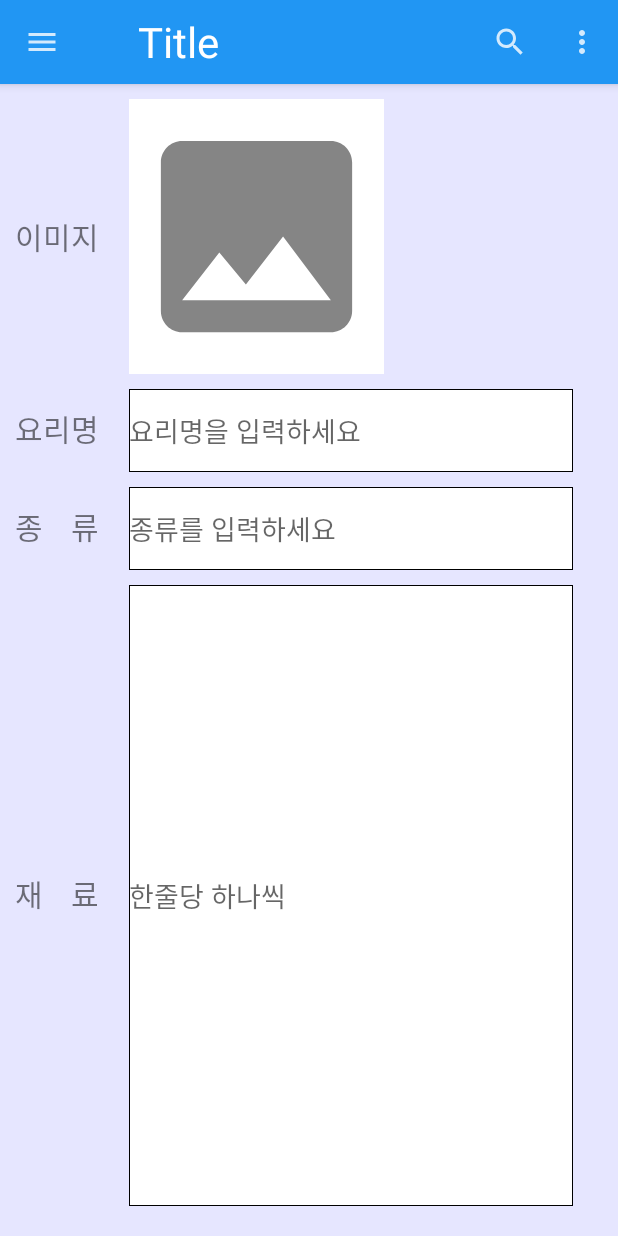
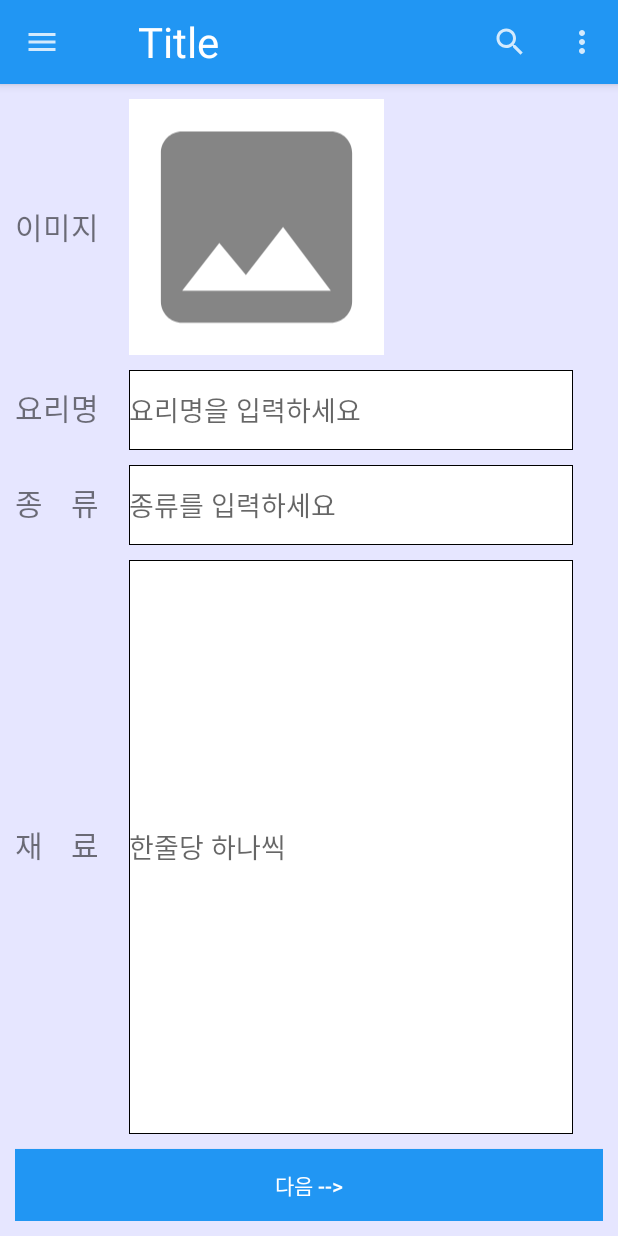
Before and after one commit to HKE528/recipeManager_android, an Android app: the screen it shows after launch (MainActivity), after a tap on an icon or button, on a phone screen of 412 x 824 dp. Run offline under Robolectric (Android 15) with nearby library versions, the phone set to English and light mode, and no system bars.

Commit message:
프래그먼트 데이터 전달 모델뷰 테스트

```diff
--- a/recipeManager/app/build.gradle
+++ b/recipeManager/app/build.gradle
@@ -37,9 +37,12 @@ dependencies {
 
     implementation "org.jetbrains.kotlin:kotlin-stdlib:$kotlin_version"
     implementation 'androidx.core:core-ktx:1.3.2'
+    implementation 'androidx.fragment:fragment-ktx:1.2.5'
+    implementation 'androidx.activity:activity-ktx:1.1.0'
     implementation 'androidx.appcompat:appcompat:1.2.0'
     implementation 'com.google.android.material:material:1.3.0'
     implementation 'androidx.constraintlayout:constraintlayout:2.0.4'
+    implementation 'androidx.lifecycle:lifecycle-extensions:2.2.0'
     testImplementation 'junit:junit:4.+'
     androidTestImplementation 'androidx.test.ext:junit:1.1.2'
     androidTestImplementation 'androidx.test.espresso:espresso-core:3.3.0'
--- a/recipeManager/app/src/main/java/com/example/recipemanager/AddPageFragment1.kt
+++ b/recipeManager/app/src/main/java/com/example/recipemanager/AddPageFragment1.kt
@@ -1,13 +1,23 @@
 package com.example.recipemanager
 
+import android.content.Context
 import android.os.Bundle
 import android.view.LayoutInflater
 import android.view.View
 import android.view.ViewGroup
 import android.widget.TextView
+import android.widget.Toast
 import androidx.fragment.app.Fragment
+import androidx.fragment.app.activityViewModels
+import androidx.lifecycle.ViewModelProvider
+import kotlinx.android.synthetic.main.add_recipe.*
+import kotlinx.android.synthetic.main.add_recipe_1.*
+import kotlinx.android.synthetic.main.recipe_layout.*
+import java.nio.channels.Selector
 
 class AddPageFragment1 : Fragment() {
+    private val sharedViewModel : SharedViewModel by activityViewModels()
+
     override fun onCreate(savedInstanceState: Bundle?) {
         super.onCreate(savedInstanceState)
     }
@@ -22,4 +32,12 @@ class AddPageFragment1 : Fragment() {
         super.onActivityCreated(savedInstanceState)
 
     }
+
+    override fun onViewCreated(view: View, savedInstanceState: Bundle?) {
+        super.onViewCreated(view, savedInstanceState)
+
+        btn_next.setOnClickListener(){item ->
+            sharedViewModel.select("무야호")
+        }
+    }
 }
--- a/recipeManager/app/src/main/java/com/example/recipemanager/AddPageFragment2.kt
+++ b/recipeManager/app/src/main/java/com/example/recipemanager/AddPageFragment2.kt
@@ -1,15 +1,24 @@
 package com.example.recipemanager
 
 import android.app.Activity
+import android.content.Context
 import android.os.Bundle
 import android.view.LayoutInflater
 import android.view.View
 import android.view.ViewGroup
+import android.widget.Toast
 import androidx.activity.OnBackPressedCallback
 import androidx.activity.OnBackPressedDispatcher
 import androidx.fragment.app.Fragment
+import androidx.fragment.app.activityViewModels
+import androidx.lifecycle.Observer
+import androidx.lifecycle.ViewModelProvider
+import kotlinx.android.synthetic.main.add_recipe_2.*
+import kotlinx.android.synthetic.main.recipe_layout.*
 
 class AddPageFragment2 : Fragment() {
+    private val sharedViewModel : SharedViewModel by activityViewModels()
+    private lateinit var test : String
 
     override fun onCreateView(
             inflater: LayoutInflater,
@@ -20,5 +29,18 @@ class AddPageFragment2 : Fragment() {
     override fun onActivityCreated(savedInstanceState: Bundle?) {
         super.onActivityCreated(savedInstanceState)
 
+
+    }
+
+    override fun onViewCreated(view: View, savedInstanceState: Bundle?) {
+        super.onViewCreated(view, savedInstanceState)
+
+        sharedViewModel.selected.observe(viewLifecycleOwner, Observer { item ->
+            test = item
+        })
+
+        btn_complete.setOnClickListener{
+            Toast.makeText(context, test, Toast.LENGTH_SHORT).show()
+        }
     }
 }
--- /dev/null
+++ b/recipeManager/app/src/main/java/com/example/recipemanager/SharedViewModel.kt
@@ -0,0 +1,13 @@
+package com.example.recipemanager
+
+import androidx.lifecycle.LiveData
+import androidx.lifecycle.MutableLiveData
+import androidx.lifecycle.ViewModel
+
+class SharedViewModel : ViewModel() {
+    val selected = MutableLiveData<String>()
+
+    fun select(item: String) {
+        selected.value = item
+    }
+}
--- a/recipeManager/app/src/main/res/layout/add_recipe_1.xml
+++ b/recipeManager/app/src/main/res/layout/add_recipe_1.xml
@@ -97,4 +97,13 @@
             android:background="@drawable/edit_text_outline"/>
     </LinearLayout>
 
+    <Button
+        android:id="@+id/btn_next"
+        android:layout_width="match_parent"
+        android:layout_height="wrap_content"
+        android:text="다음 -->"
+        android:textColor="@color/white"
+        android:background="@drawable/complete_btn_shape"
+        />
+
 </LinearLayout>
```
